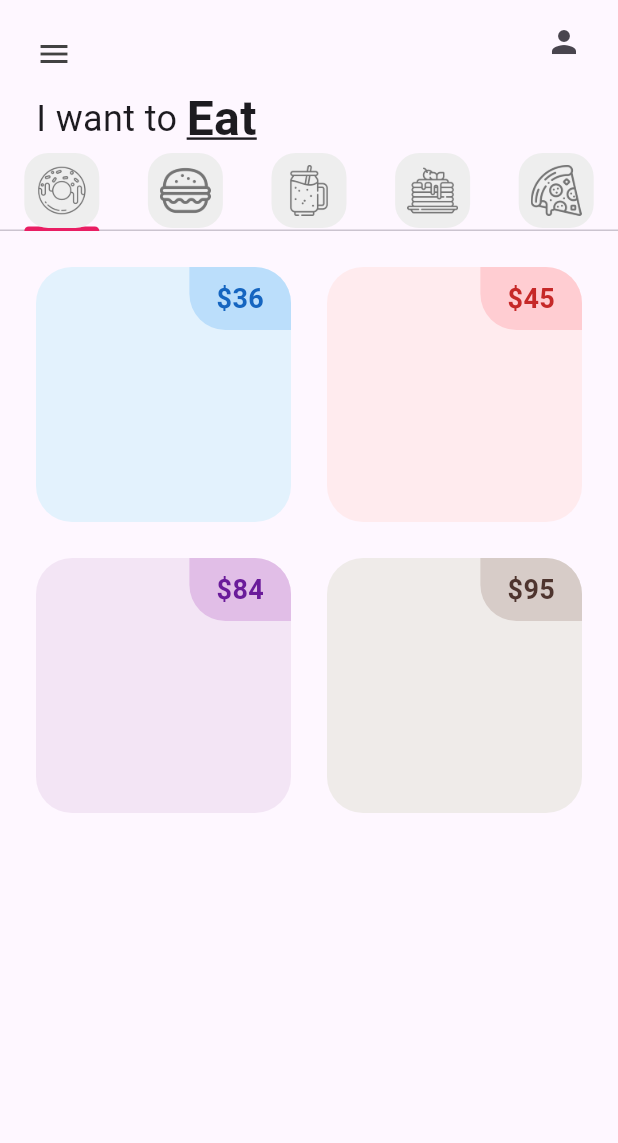
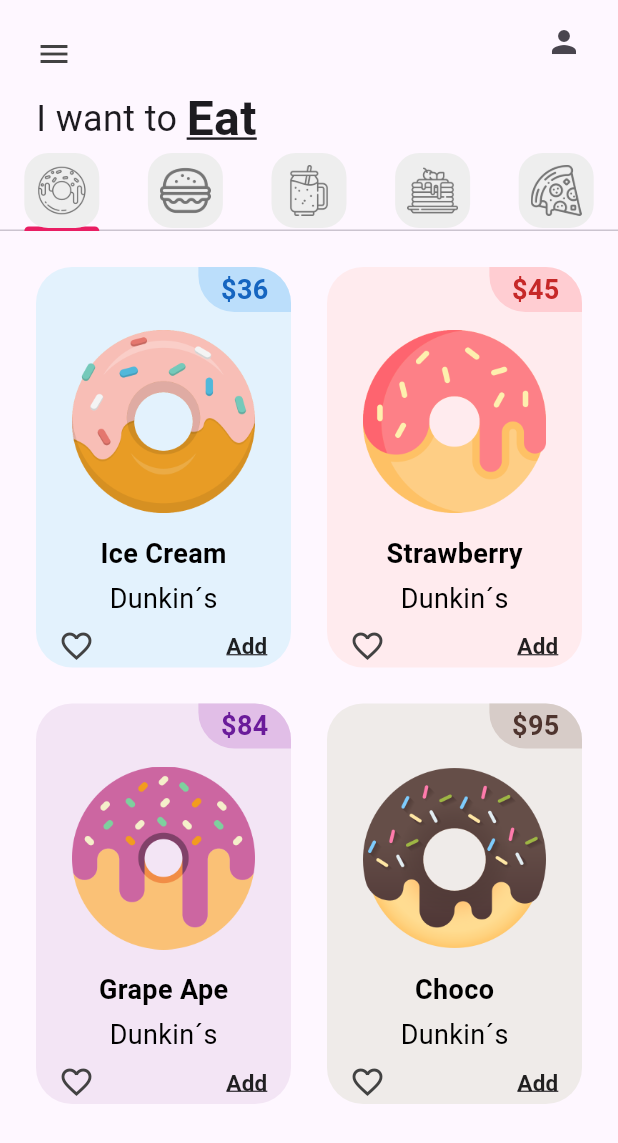
Before and after one commit to Maverick2505/donut_app_4sa, a Flutter app: the screen it shows after launch, on a phone screen of 412 x 824 dp. Shown: the top 1143 px of the screen. Run offline on Flutter 3.47's test engine with Material 3 defaults, Android fonts, the phone set to English and light mode, and no system bars.

Commit message:
DonutTile finished(mydesign)

```diff
--- a/lib/tabs/donut_tab.dart
+++ b/lib/tabs/donut_tab.dart
@@ -20,7 +20,9 @@ class DonutTab extends StatelessWidget {
       //Prepa 1
       gridDelegate: const SliverGridDelegateWithFixedCrossAxisCount(
         //No. Columnas
-        crossAxisCount: 2),
+        crossAxisCount: 2,
+        //Proporcionn ancho y alto
+        childAspectRatio: 1/1.5),
       //¿Cuantos elementos?
       itemCount: 4,
       padding: const EdgeInsets.all(12),
--- a/lib/utils/donut_tile.dart
+++ b/lib/utils/donut_tile.dart
@@ -36,7 +36,7 @@ class DonutTile extends StatelessWidget {
                     topRight: Radius.circular(24)
                   ),
                 ),
-                padding: const EdgeInsets.symmetric(vertical: 8, horizontal:18),
+                padding: const EdgeInsets.symmetric(vertical: 2, horizontal:15),
                 child: Text(
                   "\$$donutPrice",
                   style: TextStyle(
@@ -45,8 +45,68 @@ class DonutTile extends StatelessWidget {
                     color: donutColor[800]
                   )
                   )
-              )
-            ],)
+              ),
+
+            ],),
+            //Donut price
+              Padding(
+                padding: const EdgeInsets.symmetric(horizontal:24,vertical:12),
+                child: Image.asset(imageName),
+              ),
+              //Donut Flavor text
+              Container(
+                padding: const EdgeInsets.symmetric(vertical: 2, horizontal:15),
+                child: Text(
+                  "$donutFlavor",
+                  style: TextStyle(
+                    fontWeight: FontWeight.bold,
+                    fontSize: 18,
+                    color: Colors.black,
+                  )
+                  )
+              ),
+              Container(
+                padding: const EdgeInsets.symmetric(vertical: 2, horizontal:15),
+                child: Text(
+                  "Dunkin´s",
+                  style: TextStyle(
+                    fontSize: 18,
+                    color: Colors.black,
+                  )
+                  )
+              ),
+
+              //Icons
+              Row(
+              mainAxisAlignment: MainAxisAlignment.spaceBetween,
+              children: [
+                Padding(
+                padding: const EdgeInsets.symmetric(vertical: 2, horizontal: 15),
+                    child:Icon(Icons.favorite_border_outlined,
+                      color: Colors.grey[800])
+                ),
+                Padding(
+                  padding: const EdgeInsets.symmetric(vertical: 2, horizontal: 15),
+                  child: TextButton(
+                    style: TextButton.styleFrom(
+                      padding: EdgeInsets.zero, // Elimina el padding interno del botón
+                      minimumSize: Size(29, 29), // Reduce el tamaño mínimo del botón
+                      tapTargetSize: MaterialTapTargetSize.shrinkWrap, // Reduce el área táctil
+                    ),
+                    onPressed: (){},
+                    child: Text(
+                        "Add",
+                        style: TextStyle(
+                          fontSize: 15,
+                          fontWeight: FontWeight.bold,
+                          decoration: TextDecoration.underline,
+                          color: Colors.black87,
+                        ),
+                    ),
+                  ),
+                ),
+              ],
+            ),
         ]),
       ),
     ) ;
```
Also changed, not shown: pubspec.lock.
